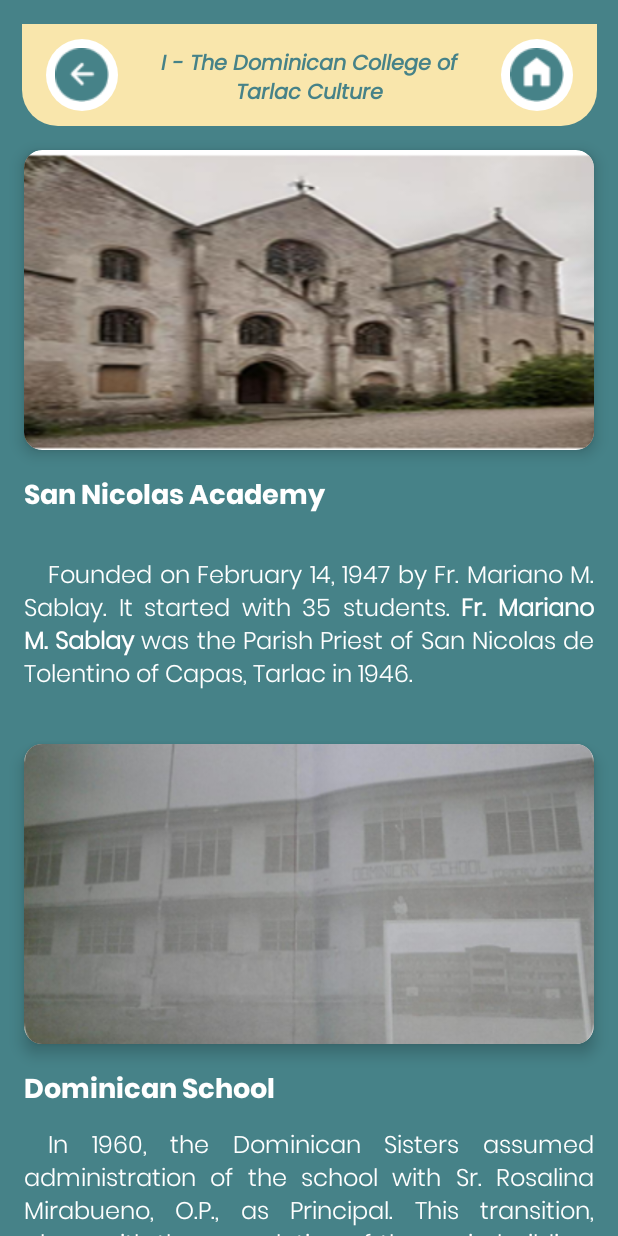
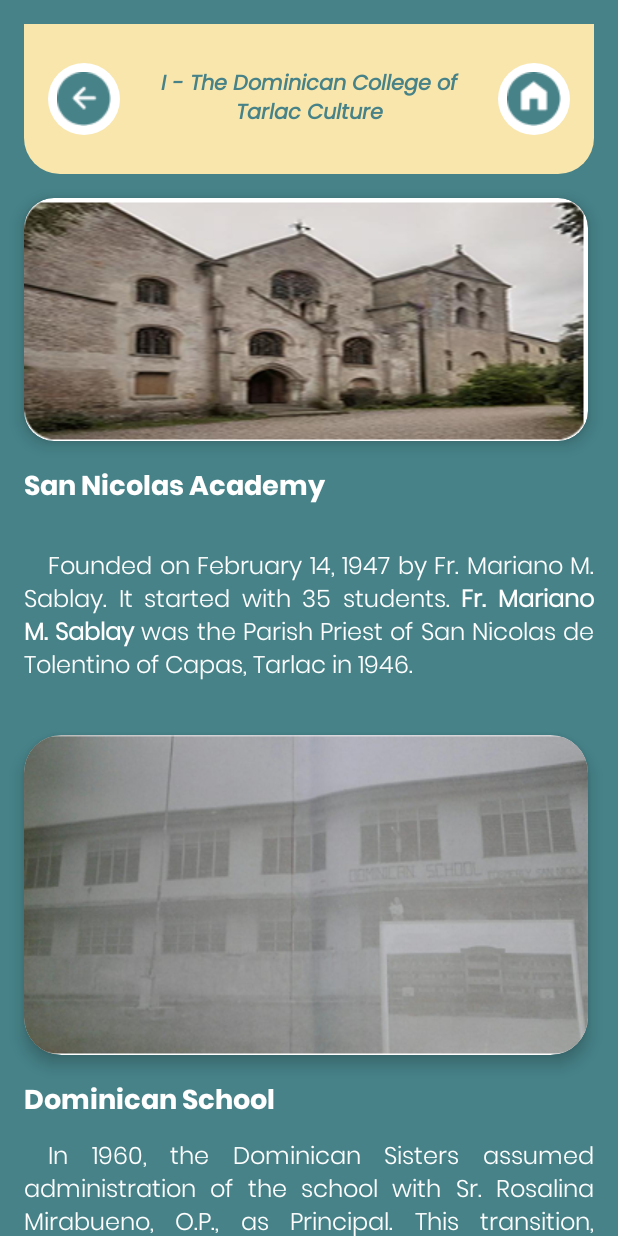
Before and after one commit to markedrianst/Orient1-Capstone-2, an Android app: the Dctculture screen opened directly, with no data from a screen before it, on a phone screen of 412 x 824 dp. Run offline under Robolectric (Android 15) with nearby library versions, the light colour scheme and no system bars.

Commit message:
Adjust the Layout for lesson-1

```diff
--- a/app/src/main/res/layout/activity_dctculture.xml
+++ b/app/src/main/res/layout/activity_dctculture.xml
@@ -1,6 +1,5 @@
 <?xml version="1.0" encoding="utf-8"?>
-<androidx.constraintlayout.widget.ConstraintLayout
-    xmlns:android="http://schemas.android.com/apk/res/android"
+<androidx.constraintlayout.widget.ConstraintLayout xmlns:android="http://schemas.android.com/apk/res/android"
     xmlns:app="http://schemas.android.com/apk/res-auto"
     xmlns:tools="http://schemas.android.com/tools"
     android:layout_width="match_parent"
@@ -9,10 +8,11 @@
 
     android:fitsSystemWindows="true"
     tools:context=".Dctculture">
+
     <androidx.constraintlayout.widget.ConstraintLayout
         android:id="@+id/rectangleContainer"
-        android:layout_width="wrap_content"
-        android:layout_height="wrap_content"
+        android:layout_width="0dp"
+        android:layout_height="100dp"
         android:layout_marginStart="16dp"
         android:layout_marginTop="16dp"
         android:layout_marginEnd="16dp"
@@ -53,14 +53,13 @@
 
             <TextView
                 android:id="@+id/lessonsText"
-                android:text="I - The Dominican College
-of Tarlac Culture"
-                android:layout_width="235dp"
-                android:layout_height="48dp"
-                android:layout_margin="10dp"
-                android:padding="5dp"
+                android:layout_width="0dp"
+                android:layout_height="wrap_content"
+                android:layout_marginStart="16dp"
+                android:layout_marginEnd="16dp"
                 android:fontFamily="@font/poppins_italic"
                 android:gravity="center"
+                android:text="I - The Dominican College of Tarlac Culture"
                 android:textColor="#468288"
                 android:textStyle="bold"
                 app:layout_constraintBottom_toBottomOf="parent"
@@ -69,6 +68,7 @@
                 app:layout_constraintTop_toTopOf="parent" />
         </androidx.constraintlayout.widget.ConstraintLayout>
     </androidx.constraintlayout.widget.ConstraintLayout>
+
     <!-- Content Scroll View - made responsive -->
     <androidx.core.widget.NestedScrollView
         android:id="@+id/scrollContent"
@@ -88,12 +88,12 @@
 
             <!-- First Image Card - made responsive -->
             <androidx.cardview.widget.CardView
-                android:layout_width="match_parent"
-                android:layout_height="200dp"
+                android:layout_width="wrap_content"
+                android:layout_height="wrap_content"
                 android:layout_marginStart="16dp"
                 android:layout_marginTop="16dp"
                 android:layout_marginEnd="16dp"
-                app:cardCornerRadius="12dp"
+                app:cardCornerRadius="20dp"
                 app:cardElevation="6dp">
 
                 <ImageView
@@ -130,17 +130,17 @@
 
             <!-- Second Image Card - made responsive -->
             <androidx.cardview.widget.CardView
-                android:layout_width="match_parent"
-                android:layout_height="200dp"
+                android:layout_width="wrap_content"
+                android:layout_height="wrap_content"
                 android:layout_marginStart="16dp"
                 android:layout_marginTop="16dp"
                 android:layout_marginEnd="16dp"
-                app:cardCornerRadius="12dp"
+                app:cardCornerRadius="25dp"
                 app:cardElevation="6dp">
 
                 <ImageView
-                    android:layout_width="match_parent"
-                    android:layout_height="match_parent"
+                    android:layout_width="wrap_content"
+                    android:layout_height="wrap_content"
                     android:scaleType="centerCrop"
                     android:src="@drawable/olddct" />
             </androidx.cardview.widget.CardView>
```
